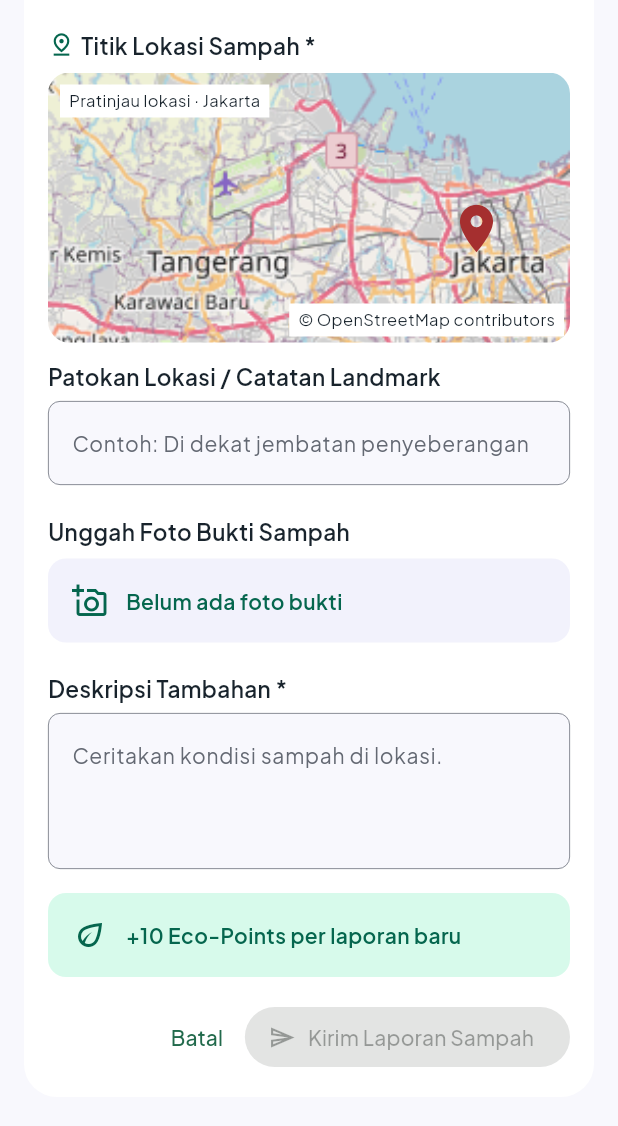
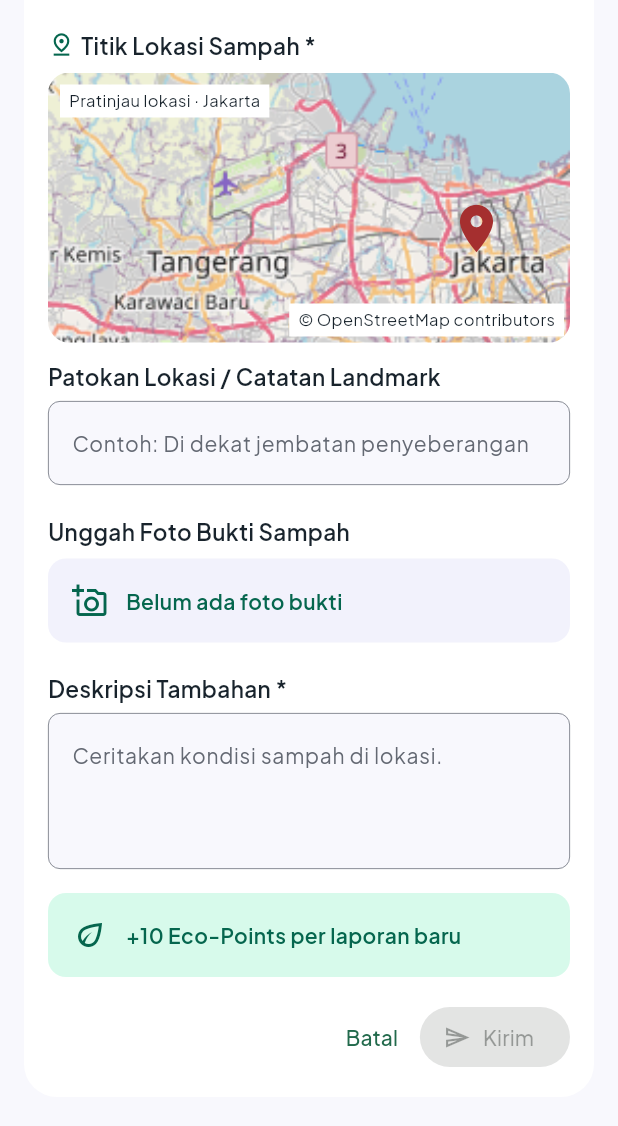
Before and after one commit to pbp-kelompok-b9/WasteWhistle_Mobile, a Flutter app: the ReportWastePage screen opened directly, scrolled down 228 dp, on a phone screen of 412 x 824 dp, the part 103-1229 px from its top. Run offline on Flutter 3.47's test engine with Material 3 defaults, Android fonts, the phone set to English and light mode, and no system bars; our stand-ins replace flutter_svg, google_fonts, material_ui.

Commit message:
feat: pendekin tombol Kirim di formulir lapor sampah.

```diff
--- a/lib/screens/report_waste.dart
+++ b/lib/screens/report_waste.dart
@@ -161,7 +161,7 @@ class ReportWastePage extends StatelessWidget {
                                     (
                                       onPressed: null,
                                       icon: const Icon(Icons.send_outlined),
-                                      label: const Text('Kirim Laporan Sampah'),
+                                      label: const Text('Kirim'),
                                     ),
                                 ],
                             ),
```
